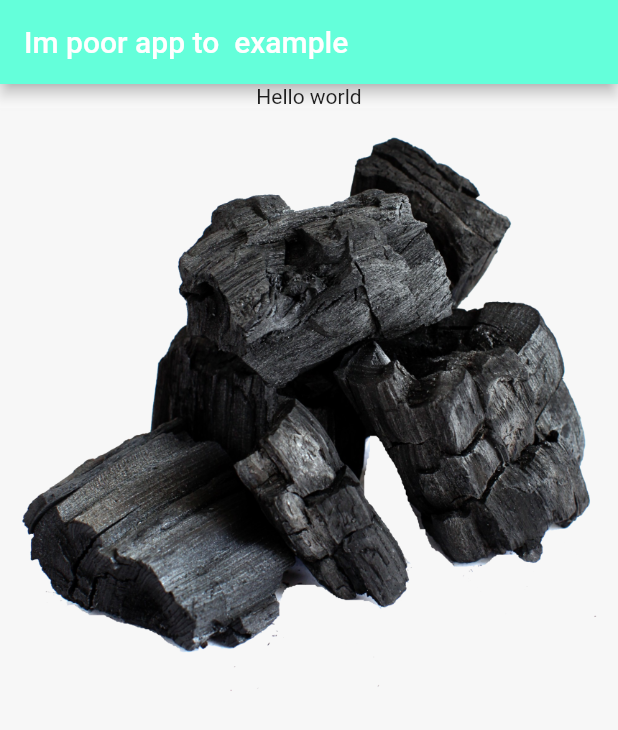
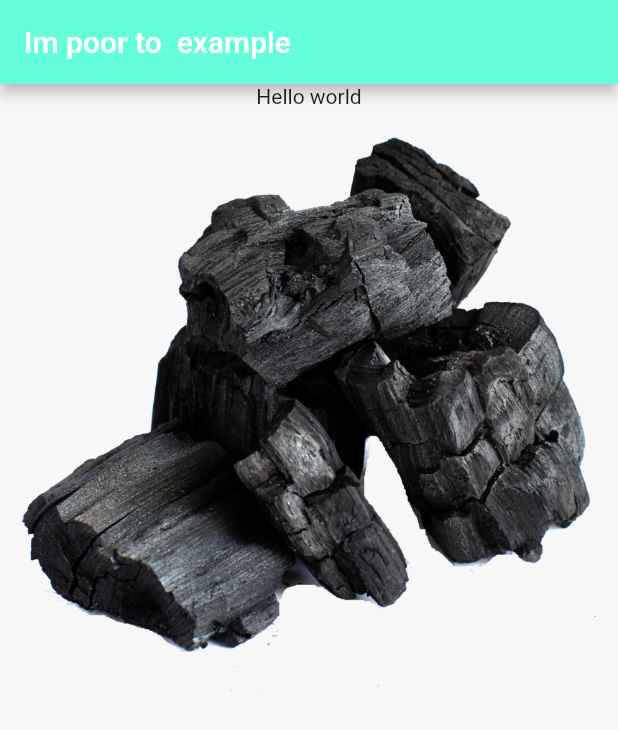
Before and after one commit to ali-taha-ahmed/flutter-projects, a Flutter app: the screen it shows after launch, on a phone screen of 412 x 824 dp. Shown: the top 730 px of the screen. Run offline on Flutter 3.47's test engine with Material 2 defaults, Android fonts, the phone set to English and light mode, and no system bars.

Commit message:
deleted the app word

```diff
--- a/flutter_app/lib/main.dart
+++ b/flutter_app/lib/main.dart
@@ -12,7 +12,7 @@ class MyApp extends StatelessWidget {
       title: "im poor app",
       home: Scaffold(
         appBar: AppBar(
-          title: Text("Im poor app to  example"),
+          title: Text("Im poor to  example"),
           backgroundColor: Colors.tealAccent,
         ),
         body: Container(
@@ -22,13 +22,12 @@ class MyApp extends StatelessWidget {
                 child: Text("Hello world"),
               ),
               Center(
-          child: Image.asset("images/charcoal.png"),
-        ),
+                child: Image.asset("images/charcoal.png"),
+              ),
             ],
           ),
         ),
       ),
     );
-
   }
 }
```
